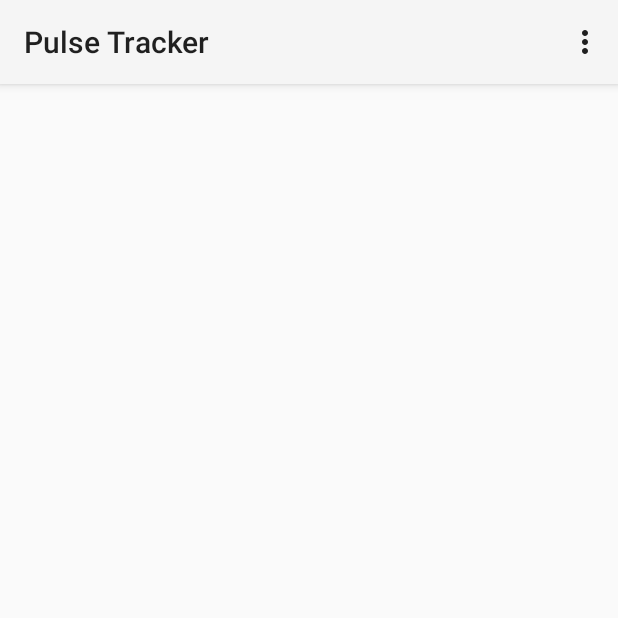
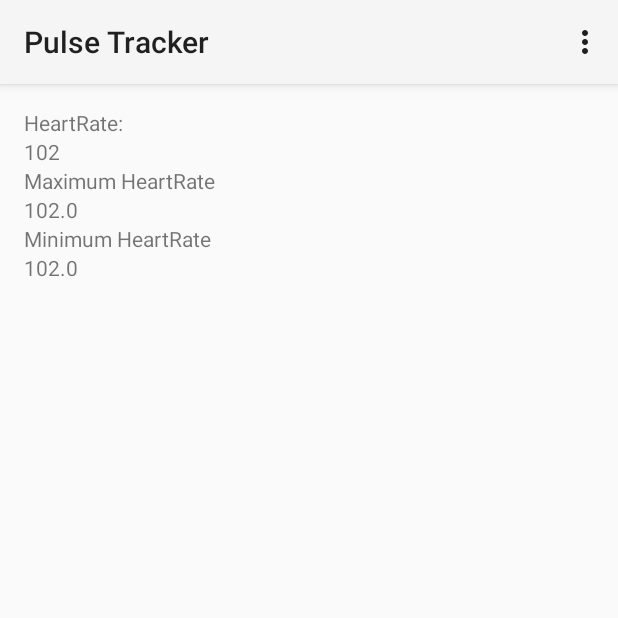
Before and after one commit to Bijon90/coms514project, an Android app: the HomePageActivity screen opened directly, with no data from a screen before it, on a phone screen of 412 x 824 dp, the top half of it. Run offline under Robolectric (Android 15) with nearby library versions, the phone set to English and light mode, and no system bars; our stand-ins replace Firebase (no records; nobody signed in at launch, a user with empty details on screens opened directly).

Commit message:
Analyzing HeartRate

```diff
--- a/MyApplication2/app/src/main/java/com/example/preeti/myapplication/HomePageActivity.java
+++ b/MyApplication2/app/src/main/java/com/example/preeti/myapplication/HomePageActivity.java
@@ -1,23 +1,59 @@
 package com.example.preeti.myapplication;
 
 import android.content.Intent;
+import android.preference.DialogPreference;
+import android.support.annotation.IntegerRes;
 import android.support.design.widget.FloatingActionButton;
 import android.support.design.widget.Snackbar;
+import android.support.v7.app.AlertDialog;
 import android.support.v7.app.AppCompatActivity;
 import android.os.Bundle;
 import android.support.v7.widget.Toolbar;
 import android.view.Menu;
 import android.view.MenuItem;
 import android.view.View;
+import android.widget.TextView;
 
 import com.google.firebase.auth.FirebaseAuth;
 
+import org.w3c.dom.Text;
+
+import java.util.ArrayList;
+import java.util.Random;
+
 public class HomePageActivity extends AppCompatActivity {
-
+    private TextView tvHRBox, tvMaxHR, tvMinHR;
+    private double averageHR, maxHR = Integer.MIN_VALUE, minHR = Integer.MAX_VALUE, total = 0.0;
+    private ArrayList<Integer> heartRates;
     @Override
     protected void onCreate(Bundle savedInstanceState) {
         super.onCreate(savedInstanceState);
         setContentView(R.layout.activity_home_page);
+        tvHRBox = (TextView) findViewById(R.id.textCurrHR);
+        tvMaxHR = (TextView) findViewById(R.id.textMaxHR);
+        tvMinHR = (TextView) findViewById(R.id.textMinHR);
+        heartRates = new ArrayList<Integer>();
+        setHeartbeat();
+    }
+
+    private void setHeartbeat() {
+        //while(true) {
+                int value = generateData();
+                String val = String.valueOf(value);
+                tvHRBox.setText(val);
+                if(value > maxHR)
+                    maxHR = value;
+                if(value<minHR)
+                    minHR = value;
+                total += value;
+                heartRates.add(value);
+                averageHR = total/heartRates.size();
+                String maxHearRate = String.valueOf(maxHR);
+                String minHeartRAte = String.valueOf(minHR);
+                tvMaxHR.setText(maxHearRate);
+                tvMinHR.setText(minHeartRAte);
+                //trackHeartRate(value);
+        //}
     }
 
     @Override
@@ -57,4 +93,39 @@ public class HomePageActivity extends AppCompatActivity {
 
         return super.onOptionsItemSelected(item);
     }
+
+    private void trackHeartRate(int val){
+        if(val > 95)
+        {
+            AlertDialog.Builder builder1 = new AlertDialog.Builder(getApplicationContext());
+            builder1.setMessage("HeartRate Critical!!! SendReport?");
+            builder1.setCancelable(true);
+
+            /*builder1.setPositiveButton(
+                    "Yes",
+                    new Dialog.OnClickListener() {
+                        public void onClick(DialogInterface dialog, int id) {
+                            dialog.cancel();
+                        }
+                    });
+
+            builder1.setNegativeButton(
+                    "No",
+                    new DialogInterface.OnClickListener() {
+                        public void onClick(DialogInterface dialog, int id) {
+                            dialog.cancel();
+                        }
+                    });
+*/
+            AlertDialog alert11 = builder1.create();
+            alert11.show();
+        }
+    }
+
+    private int generateData(){
+        int lowerBound = 95;
+        int upperBound = 105;
+        int val = (int) (Math.random() * (upperBound - lowerBound)) + lowerBound;
+        return val;
+    }
 }
--- a/MyApplication2/app/src/main/java/com/example/preeti/myapplication/UserProfileActivity.java
+++ b/MyApplication2/app/src/main/java/com/example/preeti/myapplication/UserProfileActivity.java
@@ -41,9 +41,9 @@ public class UserProfileActivity extends AppCompatActivity implements View.OnCli
     private Button mBackToHome;
     private Button mModify;
 
-   /* private Firebase fbRef;
-    private FirebaseAuth firebaseAuth;
-    private DatabaseReference userdbRef;*/
+    //private Firebase fbRef;
+    //private FirebaseAuth firebaseAuth;
+    //private DatabaseReference userdbRef;
     @Override
     protected void onCreate(Bundle savedInstanceState) {
         super.onCreate(savedInstanceState);
@@ -82,12 +82,12 @@ public class UserProfileActivity extends AppCompatActivity implements View.OnCli
         //FirebaseUser currUser = firebaseAuth.getCurrentUser();
 /*        final String uid = currUser.getUid();
         tvFname.setText(uid);*/
-        //userdbRef = FirebaseDatabase.getInstance().getReference();
+        //`
         /*ValueEventListener userListener = new ValueEventListener() {
             @Override
             public void onDataChange(DataSnapshot dataSnapshot) {
                 DataSnapshot usersnapShopt = dataSnapshot.child(uid).child("UserDetails");
-                //UserDetails userDetails = usersnapShopt.getValue(UserDetails.class);
+                //UserDetails userDetails = usersnapShopt.getValue();
                 *//*Log.v("Data: ", String.valueOf(userDetails.toString()));
                 String fname = userDetails.fName;
                 String lname = userDetails.lName;
--- a/MyApplication2/app/src/main/res/layout/activity_home_page.xml
+++ b/MyApplication2/app/src/main/res/layout/activity_home_page.xml
@@ -10,4 +10,44 @@
     android:paddingTop="@dimen/activity_vertical_margin"
     tools:context="com.example.preeti.myapplication.HomePageActivity">
 
+    <LinearLayout
+        android:orientation="vertical"
+        android:layout_width="match_parent"
+        android:layout_height="match_parent"
+        android:layout_alignParentTop="true"
+        android:layout_alignParentLeft="true"
+        android:layout_alignParentStart="true">
+    <TextView
+        android:text="HeartRate:"
+        android:layout_width="match_parent"
+        android:layout_height="wrap_content"
+        android:id="@+id/textBoxCurr" />
+
+    <TextView
+        android:layout_width="match_parent"
+        android:layout_height="wrap_content"
+        android:id="@+id/textCurrHR" />
+
+    <TextView
+        android:text="Maximum HeartRate"
+        android:layout_width="match_parent"
+        android:layout_height="wrap_content"
+        android:id="@+id/textBoxMaxHR" />
+
+    <TextView
+        android:layout_width="match_parent"
+        android:layout_height="wrap_content"
+        android:id="@+id/textMaxHR" />
+
+    <TextView
+        android:text="Minimum HeartRate"
+        android:layout_width="match_parent"
+        android:layout_height="wrap_content"
+        android:id="@+id/textBoxMinHR" />
+
+    <TextView
+        android:layout_width="match_parent"
+        android:layout_height="wrap_content"
+        android:id="@+id/textMinHR" />
+    </LinearLayout>
 </RelativeLayout>
```
